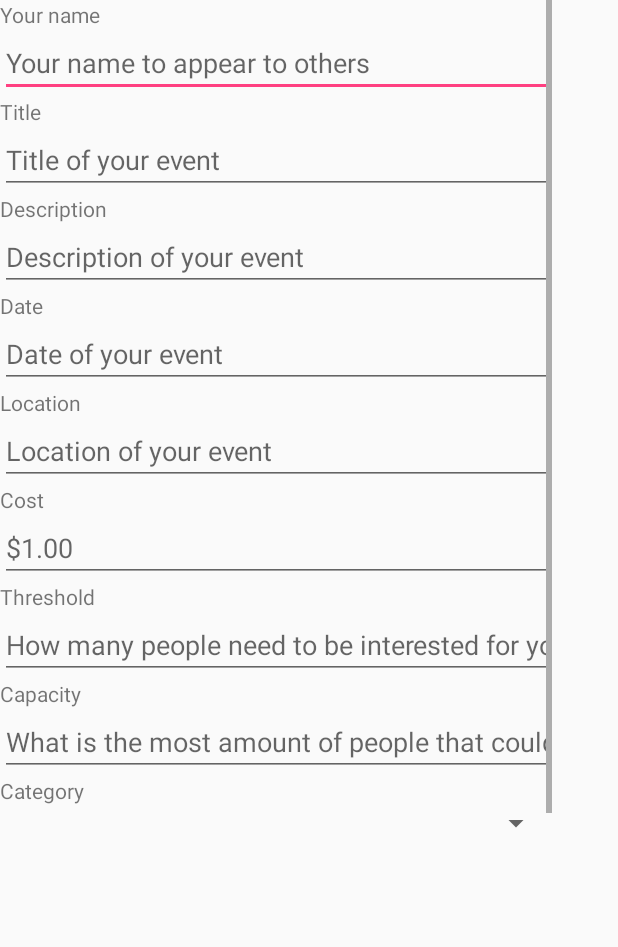
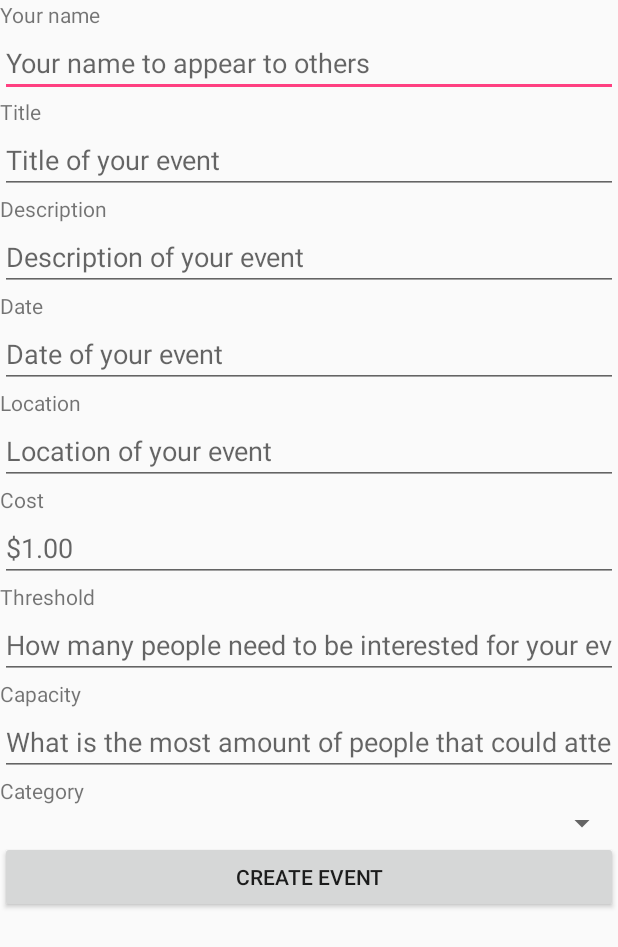
Before and after one commit to cs262dFA2018/EventConnect, an Android app: the AddEvent screen opened directly, with no data from a screen before it, on a phone screen of 412 x 824 dp. Shown: the top 947 px of the screen. Run offline under Robolectric (Android 15) with nearby library versions, the phone set to English and light mode, and no system bars.

Commit message:
Complete basic add event functionality

```diff
--- a/app/src/main/java/edu/calvin/cs262/cs262d/eventconnect/data/MockDatabase.java
+++ b/app/src/main/java/edu/calvin/cs262/cs262d/eventconnect/data/MockDatabase.java
@@ -58,4 +58,8 @@ public class MockDatabase {
         return this.confirmedEventData;
     }
 
+    public void addEvent(Event event){
+        potentialEventData.add(event);
+    }
+
 }
--- a/app/src/main/java/edu/calvin/cs262/cs262d/eventconnect/views/AddEvent.java
+++ b/app/src/main/java/edu/calvin/cs262/cs262d/eventconnect/views/AddEvent.java
@@ -1,15 +1,38 @@
 package edu.calvin.cs262.cs262d.eventconnect.views;
 
+import android.content.Intent;
 import android.support.v7.app.AppCompatActivity;
 import android.os.Bundle;
+import android.view.View;
+import android.widget.EditText;
 
 import edu.calvin.cs262.cs262d.eventconnect.R;
+import edu.calvin.cs262.cs262d.eventconnect.data.Event;
+import edu.calvin.cs262.cs262d.eventconnect.data.MockDatabase;
 
 public class AddEvent extends AppCompatActivity {
+    private EditText eventTitle;
+    private EditText eventDescription;
+
 
     @Override
     protected void onCreate(Bundle savedInstanceState) {
         super.onCreate(savedInstanceState);
         setContentView(R.layout.activity_add_event);
+        eventTitle = (EditText) findViewById(R.id.title);
+        eventDescription = (EditText) findViewById(R.id.description);
     }
+
+    public void onCreateEventClicked(View view) {
+        String title = eventTitle.getText().toString();
+        String desc = eventDescription.getText().toString();
+        Event event = new Event();
+        event.setTitle(title);
+        event.setDescription(desc);
+        MockDatabase database = MockDatabase.getInstance();
+        database.addEvent(event);
+        Intent backToMain = new Intent(AddEvent.this, MainActivity.class);
+        AddEvent.this.startActivity(backToMain);
+    }
+
 }
--- a/app/src/main/res/layout/activity_add_event.xml
+++ b/app/src/main/res/layout/activity_add_event.xml
@@ -1,16 +1,10 @@
 <?xml version="1.0" encoding="utf-8"?>
-<android.support.constraint.ConstraintLayout xmlns:android="http://schemas.android.com/apk/res/android"
+<ScrollView xmlns:android="http://schemas.android.com/apk/res/android"
     xmlns:app="http://schemas.android.com/apk/res-auto"
     xmlns:tools="http://schemas.android.com/tools"
     android:layout_width="match_parent"
     android:layout_height="match_parent"
     tools:context="edu.calvin.cs262.cs262d.eventconnect.views.AddEvent">
-
-    <ScrollView
-        android:layout_width="368dp"
-        android:layout_height="551dp"
-        tools:layout_editor_absoluteX="8dp"
-        tools:layout_editor_absoluteY="8dp">
 
     <LinearLayout
         android:layout_width="match_parent"
@@ -139,7 +133,12 @@
             android:id="@+id/category"
             android:layout_width="match_parent"
             android:layout_height="wrap_content" />
+
+        <Button
+            android:id="@+id/create_event"
+            android:layout_width="match_parent"
+            android:layout_height="wrap_content"
+            android:text="@string/create_event"
+            android:onClick="onCreateEventClicked"/>
     </LinearLayout>
 </ScrollView>
-
-</android.support.constraint.ConstraintLayout>
--- a/app/src/main/res/values/strings.xml
+++ b/app/src/main/res/values/strings.xml
@@ -26,4 +26,5 @@
     <string name="capacity_label">Capacity</string>
     <string name="capacity_hint">What is the most amount of people that could attend?</string>
     <string name="category_label">Category</string>
+    <string name="create_event">Create Event</string>
 </resources>
```
Lines whose indentation alone changed are shown as unchanged.
